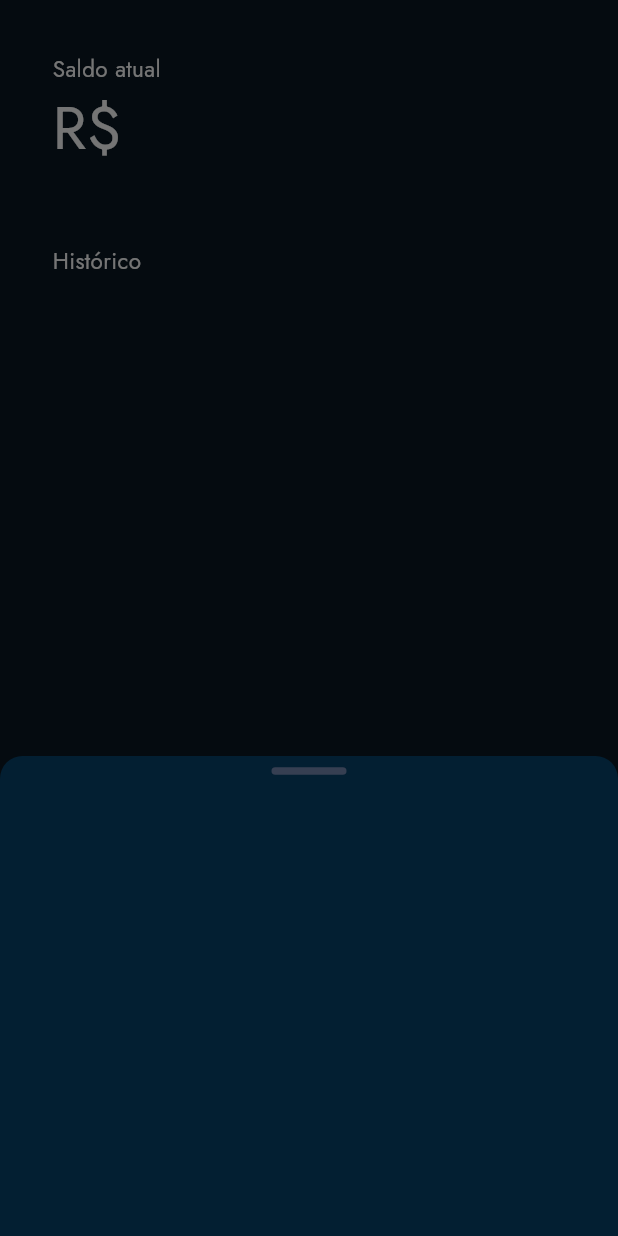
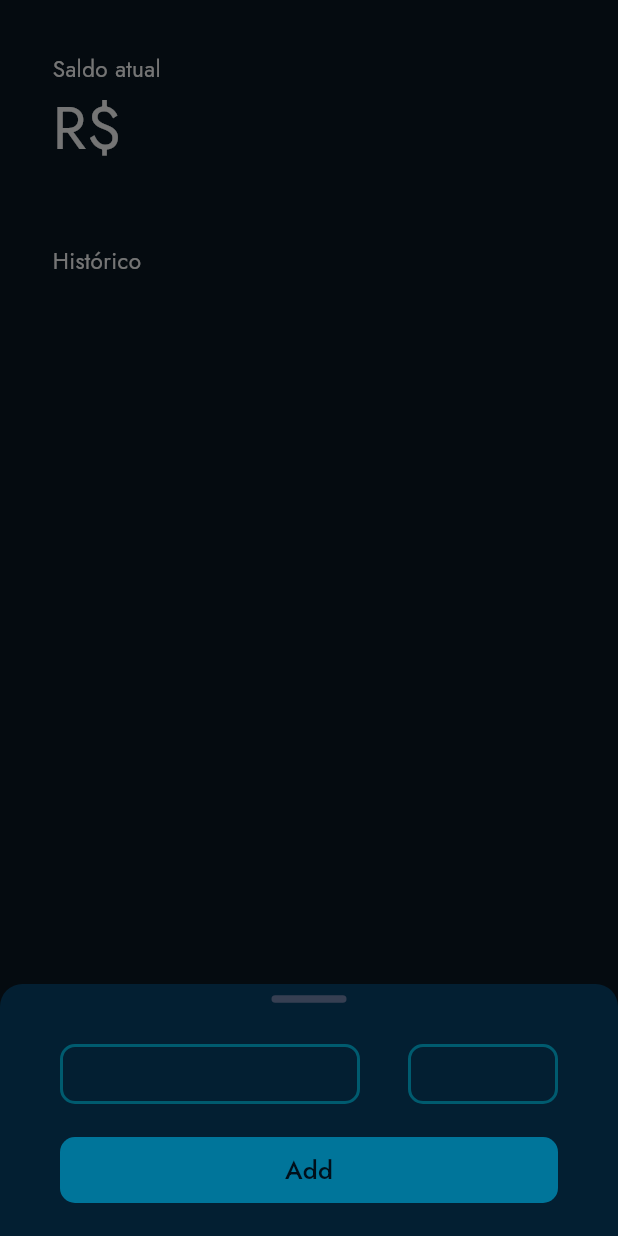
Before and after one commit to pietroid/money_tracker_2, a Flutter app: the screen it shows after launch, after a tap on the "add" icon, on a phone screen of 412 x 824 dp. Run offline on Flutter 3.47's test engine with Material 3 defaults, Android fonts, the phone set to English and light mode, and no system bars; our stand-ins replace equatable, google_fonts, hydrated_bloc; missing offline and left inert: teia_dart.

Commit message:
adding button and textfield

```diff
--- /dev/null
+++ b/lib/presentation/base_colors.dart
@@ -0,0 +1,7 @@
+import 'dart:ui';
+
+const primaryButtonBackgroundColor = Color(0xFF00759A);
+const primaryButtonTextColor = Color(0xFF000F1A);
+
+const secondaryButtonBackgroundColor = Color(0xFF002932);
+const secondaryButtonTextColor = Color(0x99FFFFFF);
--- a/lib/presentation/bottom_sheets/add_transaction_bottom_sheet.dart
+++ b/lib/presentation/bottom_sheets/add_transaction_bottom_sheet.dart
@@ -1,16 +1,51 @@
 import 'package:flutter/material.dart';
+import 'package:flutter_template/entities/transaction.dart';
 import 'package:flutter_template/presentation/bottom_sheets/base_bottom_sheet.dart';
+import 'package:flutter_template/presentation/widgets/base_text_field.dart';
+import 'package:flutter_template/presentation/widgets/button.dart';
 
 Future<void> showAddTransaction(BuildContext context) => showBaseBottomSheet(
     context: context, child: const AddTransactionBottomSheetContent());
 
-class AddTransactionBottomSheetContent extends StatelessWidget {
+class AddTransactionBottomSheetContent extends StatefulWidget {
   const AddTransactionBottomSheetContent({super.key});
 
   @override
+  State<AddTransactionBottomSheetContent> createState() =>
+      _AddTransactionBottomSheetContentState();
+}
+
+class _AddTransactionBottomSheetContentState
+    extends State<AddTransactionBottomSheetContent> {
+  final transaction = Transaction(value: 0, description: '');
+
+  @override
   Widget build(BuildContext context) {
-    return const SizedBox(
-      height: 300,
-    );
+    return Column(children: [
+      Row(
+        mainAxisAlignment: MainAxisAlignment.spaceBetween,
+        children: [
+          SizedBox(
+            width: 200,
+            child: BaseTextField(
+              onChanged: (text) {},
+            ),
+          ),
+          SizedBox(
+            width: 100,
+            child: BaseTextField(
+              onChanged: (text) {},
+            ),
+          )
+        ],
+      ),
+      const SizedBox(height: 20),
+      Button(
+          text: 'Add',
+          isPrimary: true,
+          onPressed: () {
+            Navigator.of(context).pop();
+          })
+    ]);
   }
 }
--- a/lib/presentation/bottom_sheets/base_bottom_sheet.dart
+++ b/lib/presentation/bottom_sheets/base_bottom_sheet.dart
@@ -8,7 +8,9 @@ Future<void> showBaseBottomSheet({
     backgroundColor: Colors.transparent,
     context: context,
     builder: (context) {
-      return Container(
+      return Padding(
+        padding: MediaQuery.of(context).viewInsets,
+        child: Container(
             decoration: const BoxDecoration(
               color: Color.fromARGB(255, 3, 31, 50),
               borderRadius: BorderRadius.only(
@@ -29,9 +31,13 @@ Future<void> showBaseBottomSheet({
                     child: const SizedBox(width: 50, height: 5),
                   )),
                 ),
-              child,
+                Padding(
+                    padding: const EdgeInsets.symmetric(
+                        horizontal: 40, vertical: 20),
+                    child: child),
               ]),
-          ));
+            )),
+      );
     },
   );
 }
--- /dev/null
+++ b/lib/presentation/widgets/base_text_field.dart
@@ -0,0 +1,30 @@
+import 'package:flutter/material.dart';
+
+class BaseTextField extends StatelessWidget {
+  final void Function(String text) onChanged;
+  const BaseTextField({
+    super.key,
+    required this.onChanged,
+  });
+
+  @override
+  Widget build(BuildContext context) {
+    return Container(
+      decoration: BoxDecoration(
+        border:
+            Border.all(color: const Color.fromARGB(255, 0, 91, 111), width: 2),
+        borderRadius: BorderRadius.circular(10),
+      ),
+      child: Padding(
+        padding: const EdgeInsets.symmetric(horizontal: 8, vertical: 6),
+        child: TextField(
+          decoration: const InputDecoration.collapsed(hintText: ''),
+          onChanged: onChanged,
+          cursorHeight: 18,
+          cursorColor: const Color.fromARGB(255, 0, 91, 111),
+          cursorWidth: 2,
+        ),
+      ),
+    );
+  }
+}
--- /dev/null
+++ b/lib/presentation/widgets/button.dart
@@ -0,0 +1,50 @@
+import 'package:flutter/material.dart';
+import 'package:flutter_template/presentation/base_colors.dart';
+
+class Button extends StatelessWidget {
+  final String text;
+  final bool isPrimary;
+  final VoidCallback? onPressed;
+  const Button({
+    super.key,
+    required this.isPrimary,
+    required this.text,
+    this.onPressed,
+  });
+
+  @override
+  Widget build(BuildContext context) {
+    return TextButton(
+      style: ButtonStyle(padding: MaterialStateProperty.all(EdgeInsets.zero)),
+      onPressed: onPressed,
+      child: Column(
+        crossAxisAlignment: CrossAxisAlignment.stretch,
+        children: [
+          Container(
+            decoration: BoxDecoration(
+              color: isPrimary
+                  ? primaryButtonBackgroundColor
+                  : secondaryButtonBackgroundColor,
+              borderRadius: BorderRadius.circular(10),
+            ),
+            child: Padding(
+              padding:
+                  const EdgeInsets.symmetric(vertical: 10.0, horizontal: 20),
+              child: Center(
+                child: Text(
+                  text,
+                  style: TextStyle(
+                    color: isPrimary
+                        ? primaryButtonTextColor
+                        : secondaryButtonTextColor,
+                    fontSize: 17,
+                  ),
+                ),
+              ),
+            ),
+          ),
+        ],
+      ),
+    );
+  }
+}
```
Lines whose indentation alone changed are shown as unchanged.
